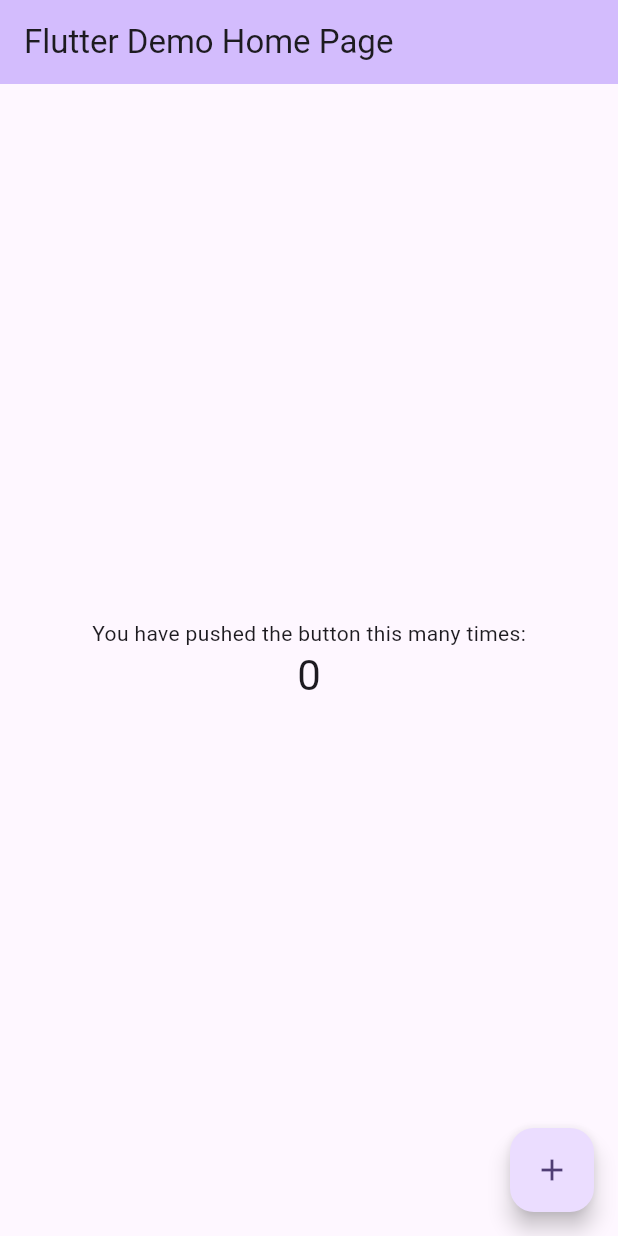
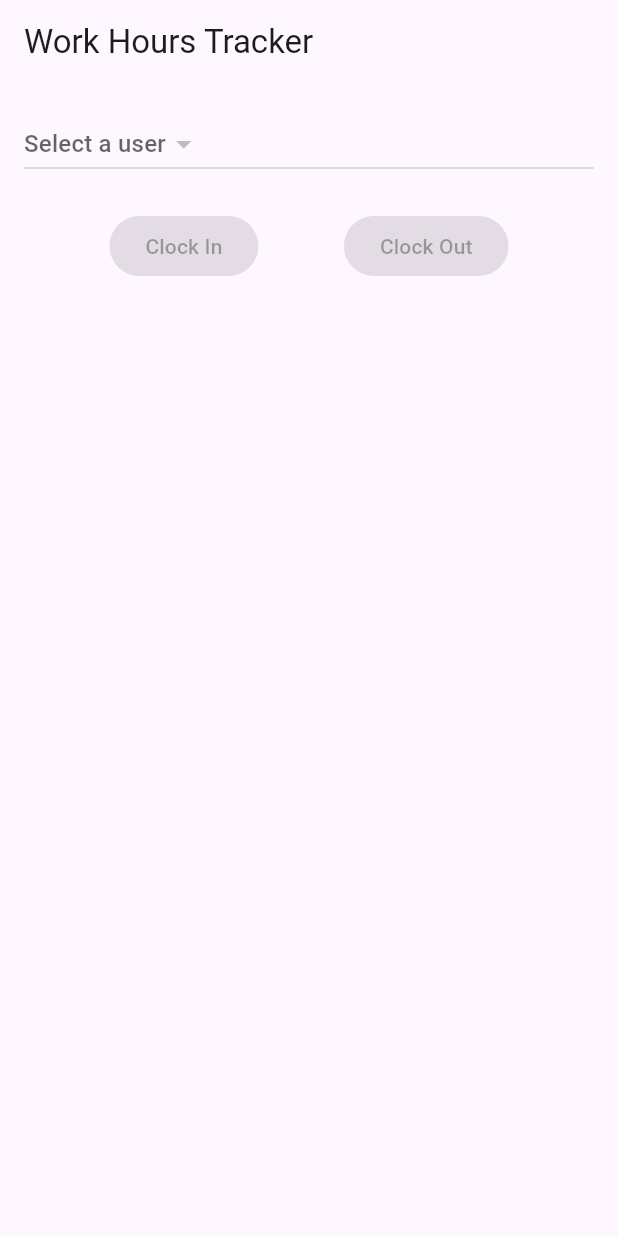
Before and after one commit to frangu617/work_hours_tracker_flutter, a Flutter app: the screen it shows after launch, on a phone screen of 412 x 824 dp. Run offline on Flutter 3.47's test engine with Material 3 defaults, Android fonts, the phone set to English and light mode, and no system bars; our stand-ins replace sqflite; accounts and stored records are empty.

Commit message:
created and finished the first version of home screen

```diff
--- a/lib/main.dart
+++ b/lib/main.dart
@@ -1,125 +1,19 @@
 import 'package:flutter/material.dart';
+import 'screens/home_screen.dart';
 
 void main() {
-  runApp(const MyApp());
+  runApp(WorkHoursTrackerApp());
 }
 
-class MyApp extends StatelessWidget {
-  const MyApp({super.key});
-
-  // This widget is the root of your application.
+class WorkHoursTrackerApp extends StatelessWidget {
   @override
   Widget build(BuildContext context) {
     return MaterialApp(
-      title: 'Flutter Demo',
+      title: 'Work Hours Tracker',
       theme: ThemeData(
-        // This is the theme of your application.
-        //
-        // TRY THIS: Try running your application with "flutter run". You'll see
-        // the application has a purple toolbar. Then, without quitting the app,
-        // try changing the seedColor in the colorScheme below to Colors.green
-        // and then invoke "hot reload" (save your changes or press the "hot
-        // reload" button in a Flutter-supported IDE, or press "r" if you used
-        // the command line to start the app).
-        //
-        // Notice that the counter didn't reset back to zero; the application
-        // state is not lost during the reload. To reset the state, use hot
-        // restart instead.
-        //
-        // This works for code too, not just values: Most code changes can be
-        // tested with just a hot reload.
-        colorScheme: ColorScheme.fromSeed(seedColor: Colors.deepPurple),
-        useMaterial3: true,
+        primarySwatch: Colors.blue,
       ),
-      home: const MyHomePage(title: 'Flutter Demo Home Page'),
+      home: HomeScreen(), // Set the HomeScreen as the initial screen
     );
   }
 }
-
-class MyHomePage extends StatefulWidget {
-  const MyHomePage({super.key, required this.title});
-
-  // This widget is the home page of your application. It is stateful, meaning
-  // that it has a State object (defined below) that contains fields that affect
-  // how it looks.
-
-  // This class is the configuration for the state. It holds the values (in this
-  // case the title) provided by the parent (in this case the App widget) and
-  // used by the build method of the State. Fields in a Widget subclass are
-  // always marked "final".
-
-  final String title;
-
-  @override
-  State<MyHomePage> createState() => _MyHomePageState();
-}
-
-class _MyHomePageState extends State<MyHomePage> {
-  int _counter = 0;
-
-  void _incrementCounter() {
-    setState(() {
-      // This call to setState tells the Flutter framework that something has
-      // changed in this State, which causes it to rerun the build method below
-      // so that the display can reflect the updated values. If we changed
-      // _counter without calling setState(), then the build method would not be
-      // called again, and so nothing would appear to happen.
-      _counter++;
-    });
-  }
-
-  @override
-  Widget build(BuildContext context) {
-    // This method is rerun every time setState is called, for instance as done
-    // by the _incrementCounter method above.
-    //
-    // The Flutter framework has been optimized to make rerunning build methods
-    // fast, so that you can just rebuild anything that needs updating rather
-    // than having to individually change instances of widgets.
-    return Scaffold(
-      appBar: AppBar(
-        // TRY THIS: Try changing the color here to a specific color (to
-        // Colors.amber, perhaps?) and trigger a hot reload to see the AppBar
-        // change color while the other colors stay the same.
-        backgroundColor: Theme.of(context).colorScheme.inversePrimary,
-        // Here we take the value from the MyHomePage object that was created by
-        // the App.build method, and use it to set our appbar title.
-        title: Text(widget.title),
-      ),
-      body: Center(
-        // Center is a layout widget. It takes a single child and positions it
-        // in the middle of the parent.
-        child: Column(
-          // Column is also a layout widget. It takes a list of children and
-          // arranges them vertically. By default, it sizes itself to fit its
-          // children horizontally, and tries to be as tall as its parent.
-          //
-          // Column has various properties to control how it sizes itself and
-          // how it positions its children. Here we use mainAxisAlignment to
-          // center the children vertically; the main axis here is the vertical
-          // axis because Columns are vertical (the cross axis would be
-          // horizontal).
-          //
-          // TRY THIS: Invoke "debug painting" (choose the "Toggle Debug Paint"
-          // action in the IDE, or press "p" in the console), to see the
-          // wireframe for each widget.
-          mainAxisAlignment: MainAxisAlignment.center,
-          children: <Widget>[
-            const Text(
-              'You have pushed the button this many times:',
-            ),
-            Text(
-              '$_counter',
-              style: Theme.of(context).textTheme.headlineMedium,
-            ),
-          ],
-        ),
-      ),
-      floatingActionButton: FloatingActionButton(
-        onPressed: _incrementCounter,
-        tooltip: 'Increment',
-        child: const Icon(Icons.add),
-      ), // This trailing comma makes auto-formatting nicer for build methods.
-    );
-  }
-}
--- /dev/null
+++ b/lib/screens/home_screen.dart
@@ -0,0 +1,136 @@
+import 'package:flutter/material.dart';
+import '../models/user.dart';
+import '../models/entry.dart';
+import '../services/database_helper.dart';
+
+class HomeScreen extends StatefulWidget{
+  @override
+  _HomeScreenState createState() => _HomeScreenState();
+}
+
+class _HomeScreenState extends State<HomeScreen> {
+  final DatabaseHelper _dbHelper = DatabaseHelper(); // Database helper instance
+  List<User> _users = []; // List of user
+  User? _selectedUser; //Currently selected user
+  List<Entry> _entries = []; // List of clock-in/out entries for the selected user
+  bool _isClockedIn = false; // Tracks if the user is currently clocked in
+
+  @override void initState(){
+    super.initState();
+    _loadUsers(); // Load users when the screen is first created
+  }
+
+  // Load all users from the database
+  Future<void> _loadUsers()async {
+    final users = await _dbHelper.getUsers();
+    setState(() {
+      _users = users;
+    });
+  }
+
+  // Load entries for the selected user
+  Future<void> _loadEntries() async {
+    if (_selectedUser != null) {
+      final entries = await _dbHelper.getEntries(_selectedUser!.id!);
+      setState(() {
+        _entries = entries;
+      });
+    }
+  }
+
+  //Handle clock-in action
+  Future<void> _clockIn() async {
+    if(_selectedUser != null) {
+      final entry = Entry(
+        userId: _selectedUser!.id!,
+        clockIn: DateTime.now().toIso8601String(),
+      );
+      await _dbHelper.addEntry(entry);
+      setState(() {
+        _isClockedIn = true;
+      });
+      _loadEntries(); // Refresh the entries list
+    }
+  }
+
+   // Handle clock-out action
+  Future<void> _clockOut() async {
+    if (_selectedUser != null && _entries.isNotEmpty) {
+      final lastEntry = _entries.last;
+      lastEntry.clockOut = DateTime.now().toIso8601String();
+      await _dbHelper.updateEntry(lastEntry);
+      setState(() {
+        _isClockedIn = false;
+      });
+      _loadEntries(); // Refresh the entries list
+    }
+  }
+
+  @override
+  Widget build(BuildContext context){
+    return Scaffold(
+      appBar: AppBar(
+        title: Text('Work Hours Tracker'),
+      ),
+      body: Padding(
+        padding: const EdgeInsets.all(16.0),
+        child: Column(
+          crossAxisAlignment: CrossAxisAlignment.stretch,
+          children: [
+            //Dropdown to select a user
+            DropdownButton<User>(
+              value: _selectedUser,
+              hint: Text('Select a user'),
+              items: _users.map((user) {
+                return DropdownMenuItem<User>(
+                  value: user,
+                  child: Text(user.name),
+                );
+              }).toList(),
+              onChanged: (user) {
+                setState(() {
+                  _selectedUser = user;
+                  _isClockedIn = false; // Reset clock-in status when user changes
+                });
+                _loadEntries(); // Load entries for the selected user
+              },
+            ),
+            SizedBox(height:20),
+
+            //Clock-in/out buttons
+            Row(
+              mainAxisAlignment: MainAxisAlignment.spaceEvenly,
+              children: [
+                ElevatedButton(
+                  onPressed: _selectedUser == null || _isClockedIn ? null : _clockIn,
+                  child: Text('Clock In'),
+                ),
+                ElevatedButton(
+                  onPressed: _selectedUser == null || _isClockedIn ? null : _clockOut,
+                  child: Text('Clock Out'),
+                ),
+              ],
+            ),
+            SizedBox(height: 20),
+
+            // List of clock-in/out entries
+            Expanded(
+              child: ListView.builder(
+                itemCount: _entries.length,
+                itemBuilder: (context, index) {
+                  final entry = _entries[index];
+                  return ListTile(
+                    title: Text('Clock In: ${entry.clockIn}'),
+                    subtitle: entry.clockOut != null
+                        ? Text('Clock Out: ${entry.clockOut}')
+                        : Text('Still clocked in'),
+                  );
+                },
+              ),
+            ),
+          ],
+        ),
+      ),
+    );
+  }
+}
--- a/lib/services/database_helper.dart
+++ b/lib/services/database_helper.dart
@@ -119,7 +119,7 @@ Future<int> updateEntry(Entry entry) async {
   return await db.update(
     'entries', //Table name
     entry.toMap(), // Updated entry data
-    where: 'id = ?' // Condition to find the entry by ID
+    where: 'id = ?', // Condition to find the entry by ID
     whereArgs: [entry.id], // Arguments for the condition
   );
 }
```
